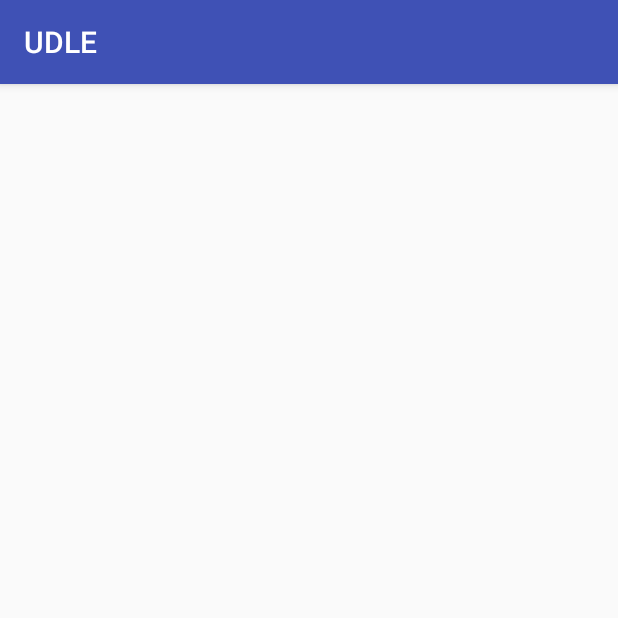
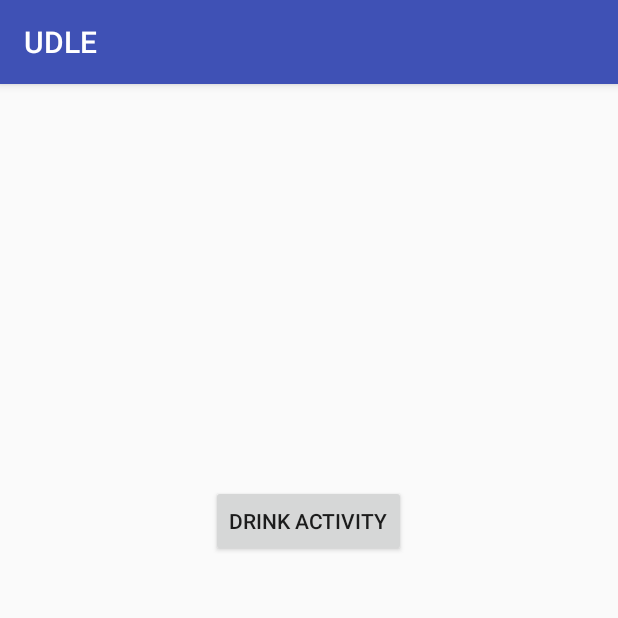
Before and after one commit to GaspardC/UDLE_Android_Food_DeliveryProject, an Android app: the OptionsActivity screen opened directly, with no data from a screen before it, on a phone screen of 412 x 824 dp, the top half of it. Run offline under Robolectric (Android 15) with nearby library versions, the light colour scheme and no system bars.

Commit message:
logo added

```diff
--- a/UDle/app/src/main/java/ch/epfl/sweng/udle/OptionsActivity.java
+++ b/UDle/app/src/main/java/ch/epfl/sweng/udle/OptionsActivity.java
@@ -1,7 +1,9 @@
 package ch.epfl.sweng.udle;
 
+import android.content.Intent;
 import android.support.v7.app.AppCompatActivity;
 import android.os.Bundle;
+import android.view.View;
 
 public class OptionsActivity extends AppCompatActivity {
 
@@ -10,4 +12,10 @@ public class OptionsActivity extends AppCompatActivity {
         super.onCreate(savedInstanceState);
         setContentView(R.layout.activity_options);
     }
+
+    /** Called when the user clicks the MapActivity button */
+    public void goToDrinkActivity(View view) {
+        Intent intent = new Intent(this, DrinkActivity.class);
+        startActivity(intent);
+    }
 }
--- a/UDle/app/src/main/java/ch/epfl/sweng/udle/PaymentActivity.java
+++ b/UDle/app/src/main/java/ch/epfl/sweng/udle/PaymentActivity.java
@@ -14,7 +14,7 @@ public class PaymentActivity extends AppCompatActivity {
     }
 
     public void goToPaymentActivity1(View view) {
-        //Intent intent = new Intent(this, );
+        //Intent intent =  new Intent(this, );
         //startActivity(intent);
     }
     public void goToPaymentActivity2(View view) {
--- a/UDle/app/src/main/res/layout/activity_options.xml
+++ b/UDle/app/src/main/res/layout/activity_options.xml
@@ -7,4 +7,13 @@
     android:paddingBottom="@dimen/activity_vertical_margin"
     tools:context="ch.epfl.sweng.udle.OptionsActivity">
 
+    <Button
+        android:layout_width="wrap_content"
+        android:layout_height="wrap_content"
+        android:text="Drink Activity"
+        android:id="@+id/button5"
+        android:layout_alignParentTop="true"
+        android:layout_centerHorizontal="true"
+        android:layout_marginTop="251dp"
+        android:onClick="goToDrinkActivity" />
 </RelativeLayout>
```
Also changed, not shown: UDle/app/src/main/ic_launcher-web.png (added), UDle/app/src/main/res/mipmap-hdpi/ic_launcher.png, UDle/app/src/main/res/mipmap-mdpi/ic_launcher.png, UDle/app/src/main/res/mipmap-xhdpi/ic_launcher.png, UDle/app/src/main/res/mipmap-xxhdpi/ic_launcher.png, UDle/app/src/main/res/mipmap-xxxhdpi/ic_launcher.png, 1 other file.
